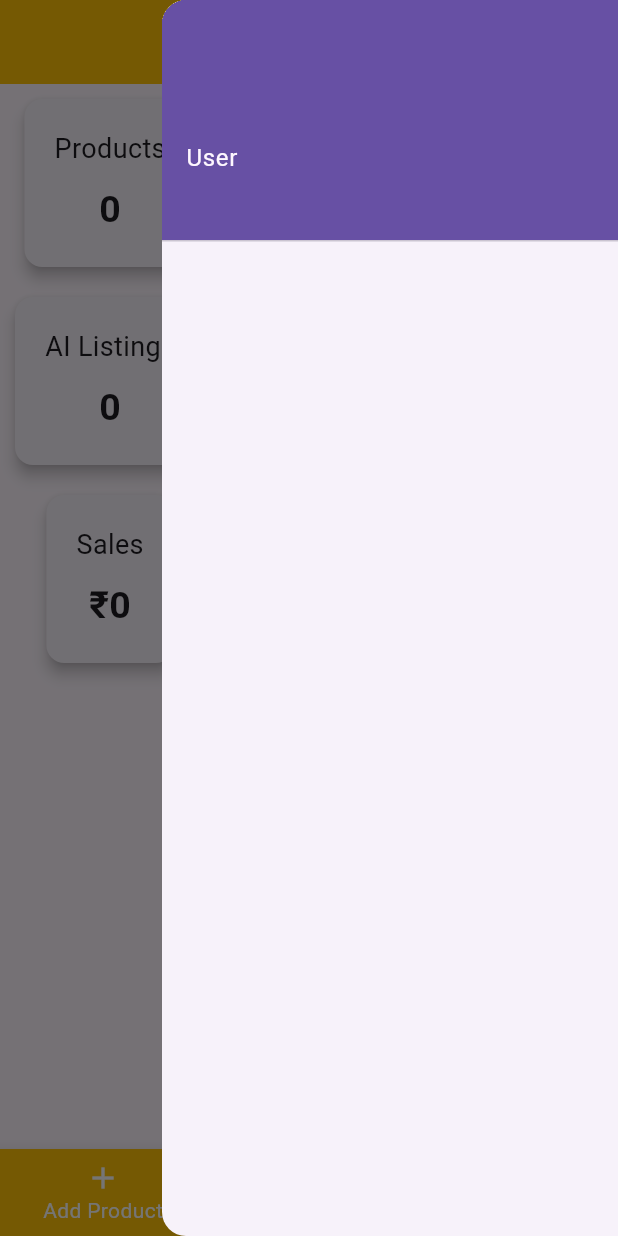
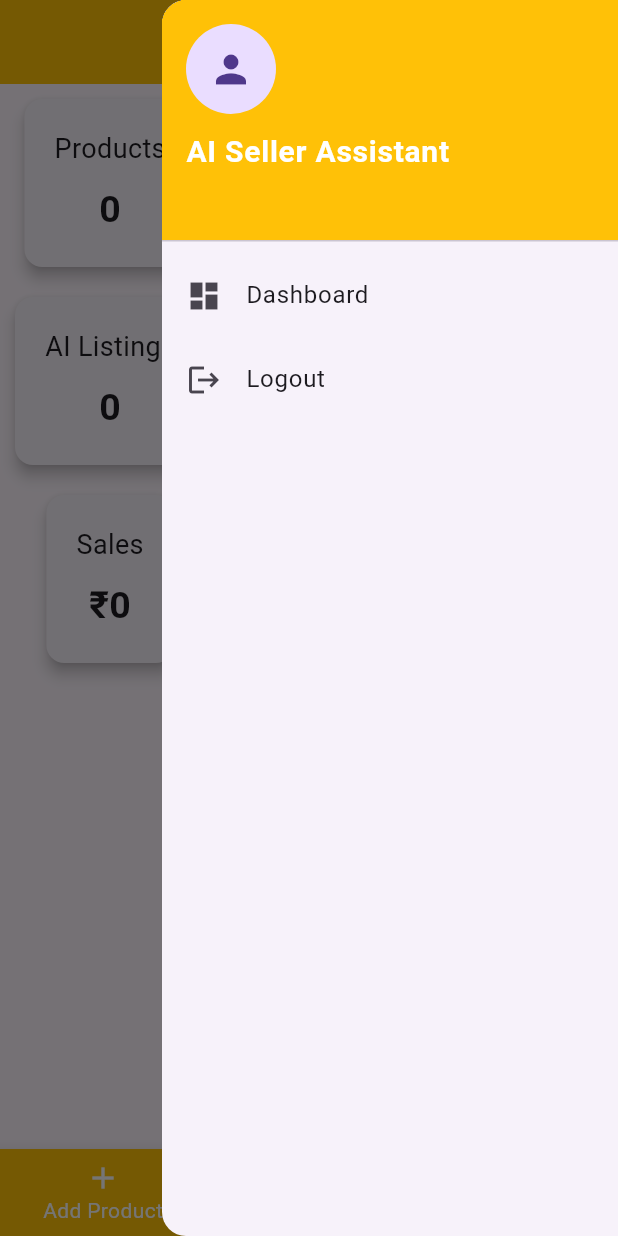
Before and after one commit to kamesh-m07/AI-Seller-Assistant, a Flutter app: the Dashbord screen opened directly, with the side drawer open, on a phone screen of 412 x 824 dp. Run offline on Flutter 3.47's test engine with Material 3 defaults, Android fonts, the phone set to English and light mode, and no system bars; our stand-ins replace cloud_firestore, firebase_auth, firebase_core, flutter_dotenv, flutter_gemini; accounts and stored records are empty.

Commit message:
Added login persistence and dashboard navigation

```diff
--- a/lib/main.dart
+++ b/lib/main.dart
@@ -1,4 +1,6 @@
+import 'package:ai_seller_assistant/screens/dashbord.dart';
 import 'package:ai_seller_assistant/screens/login.dart';
+import 'package:firebase_auth/firebase_auth.dart';
 import 'package:firebase_core/firebase_core.dart';
 import 'package:flutter/material.dart';
 import 'package:flutter_dotenv/flutter_dotenv.dart';
@@ -25,7 +27,9 @@ class MyApp extends StatelessWidget {
     return MaterialApp(
       debugShowCheckedModeBanner: false,
       title: 'AI Seller Assistant',
-      home: LoginScreen(),
+      home: FirebaseAuth.instance.currentUser != null
+       ? Dashbord()
+       : LoginScreen(),
     );
   }
 }
--- a/lib/screens/dashbord.dart
+++ b/lib/screens/dashbord.dart
@@ -1,4 +1,5 @@
 import 'package:ai_seller_assistant/screens/add_product.dart';
+import 'package:ai_seller_assistant/screens/login.dart';
 import 'package:ai_seller_assistant/screens/product_list.dart';
 import 'package:cloud_firestore/cloud_firestore.dart';
 import 'package:firebase_auth/firebase_auth.dart';
@@ -17,6 +18,7 @@ class _DashbordState extends State<Dashbord> {
   int totalProducts = 0;
   int totalAiListings = 0;
   double totalSales = 0;
+  User? user = FirebaseAuth.instance.currentUser;
 
   @override
   void initState() {
@@ -77,12 +79,55 @@ class _DashbordState extends State<Dashbord> {
 
       endDrawer: Drawer(
         child: ListView(
+          padding: EdgeInsets.zero,
           children: [
-            UserAccountsDrawerHeader(
-              accountName: const Text('User'),
-              accountEmail: Text(
-                FirebaseAuth.instance.currentUser?.email ?? '',
+            DrawerHeader(
+              decoration: const BoxDecoration(color: Colors.amber),
+              child: Column(
+                crossAxisAlignment: CrossAxisAlignment.start,
+                children: [
+                  const CircleAvatar(
+                    radius: 30,
+                    child: Icon(Icons.person, size: 30),
+                  ),
+                  const SizedBox(height: 10),
+                  const Text(
+                    'AI Seller Assistant',
+                    style: TextStyle(
+                      color: Colors.white,
+                      fontSize: 20,
+                      fontWeight: FontWeight.bold,
+                    ),
+                  ),
+                  const SizedBox(height: 5),
+                  Text(
+                    user?.email ?? 'No Email',
+                    style: const TextStyle(color: Colors.white70, fontSize: 14),
+                  ),
+                ],
               ),
+            ),
+
+            ListTile(
+              leading: const Icon(Icons.dashboard),
+              title: const Text('Dashboard'),
+              onTap: () {
+                Navigator.pop(context);
+              },
+            ),
+
+            ListTile(
+              leading: const Icon(Icons.logout),
+              title: const Text('Logout'),
+              onTap: () async {
+                await FirebaseAuth.instance.signOut();
+
+                Navigator.pushAndRemoveUntil(
+                  context,
+                  MaterialPageRoute(builder: (_) => const LoginScreen()),
+                  (route) => false,
+                );
+              },
             ),
           ],
         ),
```
